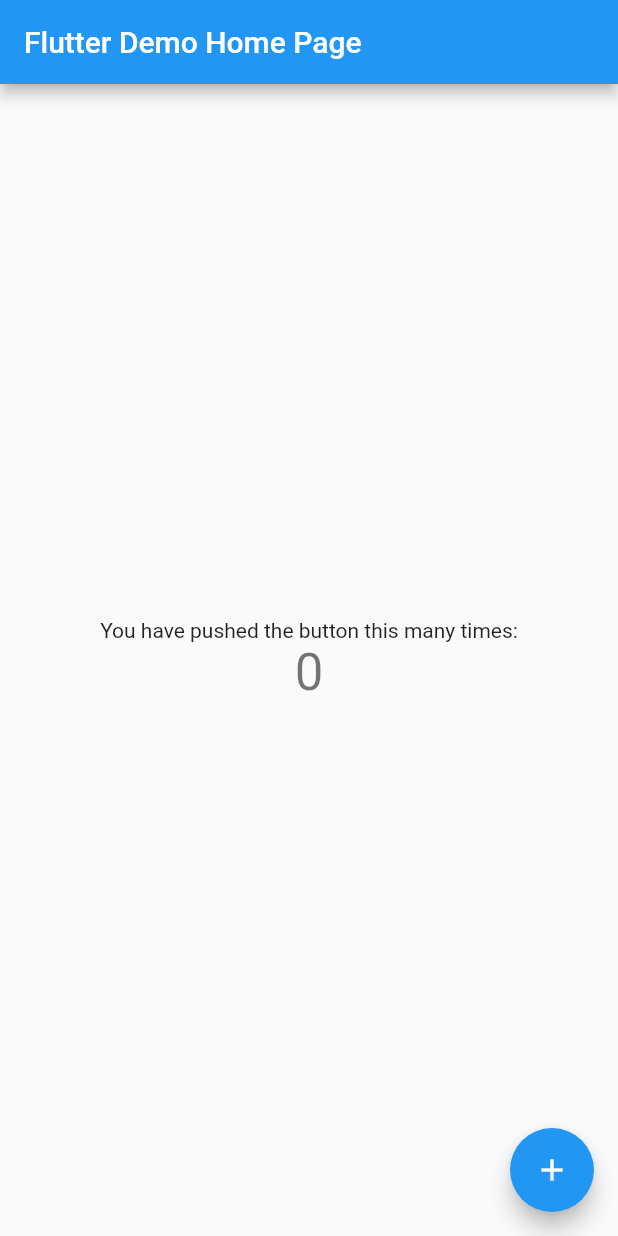
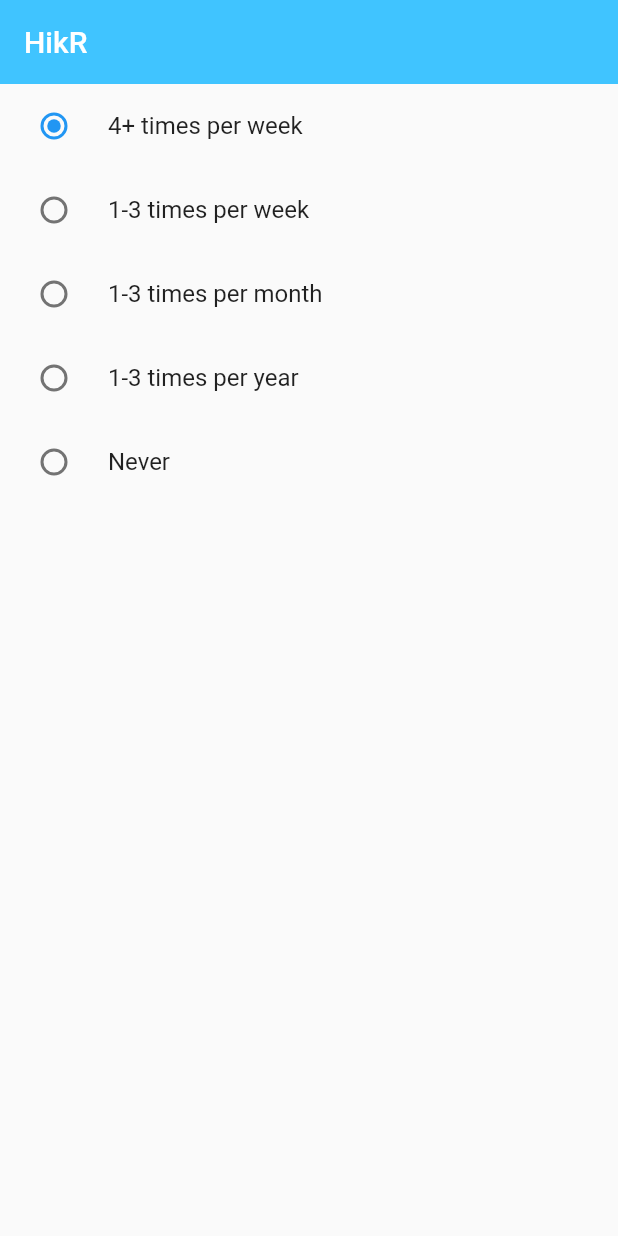
Before and after one commit to anahoward815/MobileProject, a Flutter app: the screen it shows after launch, on a phone screen of 412 x 824 dp. Run offline on Flutter 3.47's test engine with Material 2 defaults, Android fonts, the phone set to English and light mode, and no system bars.

Commit message:
radio button list partially done for first welcome page

```diff
--- a/HikingApp/lib/main.dart
+++ b/HikingApp/lib/main.dart
@@ -1,115 +1,10 @@
 import 'package:flutter/material.dart';
+import 'package:hiking_app/pages/hiking_experience.dart';
 
-void main() {
-  runApp(const MyApp());
-}
-
-class MyApp extends StatelessWidget {
-  const MyApp({Key? key}) : super(key: key);
-
-  // This widget is the root of your application.
-  @override
-  Widget build(BuildContext context) {
-    return MaterialApp(
-      title: 'Flutter Demo',
-      theme: ThemeData(
-        // This is the theme of your application.
-        //
-        // Try running your application with "flutter run". You'll see the
-        // application has a blue toolbar. Then, without quitting the app, try
-        // changing the primarySwatch below to Colors.green and then invoke
-        // "hot reload" (press "r" in the console where you ran "flutter run",
-        // or simply save your changes to "hot reload" in a Flutter IDE).
-        // Notice that the counter didn't reset back to zero; the application
-        // is not restarted.
-        primarySwatch: Colors.blue,
-      ),
-      home: const MyHomePage(title: 'Flutter Demo Home Page'),
-    );
+void main() => runApp(MaterialApp(
+  initialRoute: '/',
+  routes: {
+    // '/': (context) => Loading(),
+    '/': (context) => RateYourExperience(),
   }
-}
-
-class MyHomePage extends StatefulWidget {
-  const MyHomePage({Key? key, required this.title}) : super(key: key);
-
-  // This widget is the home page of your application. It is stateful, meaning
-  // that it has a State object (defined below) that contains fields that affect
-  // how it looks.
-
-  // This class is the configuration for the state. It holds the values (in this
-  // case the title) provided by the parent (in this case the App widget) and
-  // used by the build method of the State. Fields in a Widget subclass are
-  // always marked "final".
-
-  final String title;
-
-  @override
-  State<MyHomePage> createState() => _MyHomePageState();
-}
-
-class _MyHomePageState extends State<MyHomePage> {
-  int _counter = 0;
-
-  void _incrementCounter() {
-    setState(() {
-      // This call to setState tells the Flutter framework that something has
-      // changed in this State, which causes it to rerun the build method below
-      // so that the display can reflect the updated values. If we changed
-      // _counter without calling setState(), then the build method would not be
-      // called again, and so nothing would appear to happen.
-      _counter++;
-    });
-  }
-
-  @override
-  Widget build(BuildContext context) {
-    // This method is rerun every time setState is called, for instance as done
-    // by the _incrementCounter method above.
-    //
-    // The Flutter framework has been optimized to make rerunning build methods
-    // fast, so that you can just rebuild anything that needs updating rather
-    // than having to individually change instances of widgets.
-    return Scaffold(
-      appBar: AppBar(
-        // Here we take the value from the MyHomePage object that was created by
-        // the App.build method, and use it to set our appbar title.
-        title: Text(widget.title),
-      ),
-      body: Center(
-        // Center is a layout widget. It takes a single child and positions it
-        // in the middle of the parent.
-        child: Column(
-          // Column is also a layout widget. It takes a list of children and
-          // arranges them vertically. By default, it sizes itself to fit its
-          // children horizontally, and tries to be as tall as its parent.
-          //
-          // Invoke "debug painting" (press "p" in the console, choose the
-          // "Toggle Debug Paint" action from the Flutter Inspector in Android
-          // Studio, or the "Toggle Debug Paint" command in Visual Studio Code)
-          // to see the wireframe for each widget.
-          //
-          // Column has various properties to control how it sizes itself and
-          // how it positions its children. Here we use mainAxisAlignment to
-          // center the children vertically; the main axis here is the vertical
-          // axis because Columns are vertical (the cross axis would be
-          // horizontal).
-          mainAxisAlignment: MainAxisAlignment.center,
-          children: <Widget>[
-            const Text(
-              'You have pushed the button this many times:',
-            ),
-            Text(
-              '$_counter',
-              style: Theme.of(context).textTheme.headline4,
-            ),
-          ],
-        ),
-      ),
-      floatingActionButton: FloatingActionButton(
-        onPressed: _incrementCounter,
-        tooltip: 'Increment',
-        child: const Icon(Icons.add),
-      ), // This trailing comma makes auto-formatting nicer for build methods.
-    );
-  }
-}
+));
--- /dev/null
+++ b/HikingApp/lib/pages/hiking_experience.dart
@@ -0,0 +1,86 @@
+
+
+import 'package:flutter/cupertino.dart';
+import 'package:flutter/material.dart';
+
+class RateYourExperience extends StatefulWidget {
+  @override
+  _RateYourExperience createState() => _RateYourExperience();
+}
+
+enum RadioButton { one, two, three, four, five }
+
+class _RateYourExperience extends State<RateYourExperience> {
+  RadioButton? _button = RadioButton.one;
+
+  @override
+  void initState() {
+    super.initState();
+  }
+
+  @override
+  Widget build(BuildContext context) {
+    return Scaffold(
+      appBar: AppBar(
+        backgroundColor: Colors.lightBlueAccent[200],
+        title: Text('HikR'),
+        elevation: 0,
+      ),
+      body: Column(
+        children: [
+          RadioListTile(
+            title: const Text('4+ times per week'),
+            value: RadioButton.one,
+            groupValue: _button,
+            onChanged: (RadioButton? value) {
+              setState(() {
+                _button = value;
+              });
+            },
+          ),
+          RadioListTile(
+            title: const Text('1-3 times per week'),
+            value: RadioButton.two,
+            groupValue: _button,
+            onChanged: (RadioButton? value) {
+              setState(() {
+                _button = value;
+              });
+            },
+          ),
+          RadioListTile(
+            title: const Text('1-3 times per month'),
+            value: RadioButton.three,
+            groupValue: _button,
+            onChanged: (RadioButton? value) {
+              setState(() {
+                _button = value;
+              });
+            },
+          ),
+          RadioListTile(
+            title: const Text('1-3 times per year'),
+            value: RadioButton.four,
+            groupValue: _button,
+            onChanged: (RadioButton? value) {
+              setState(() {
+                _button = value;
+              });
+            },
+          ),
+          RadioListTile(
+            title: const Text('Never'),
+            value: RadioButton.five,
+            groupValue: _button,
+            onChanged: (RadioButton? value) {
+              setState(() {
+                _button = value;
+              });
+            },
+          ),
+        ],
+      )
+    );
+  }
+
+}
```
Also changed, not shown: 1 other file.
